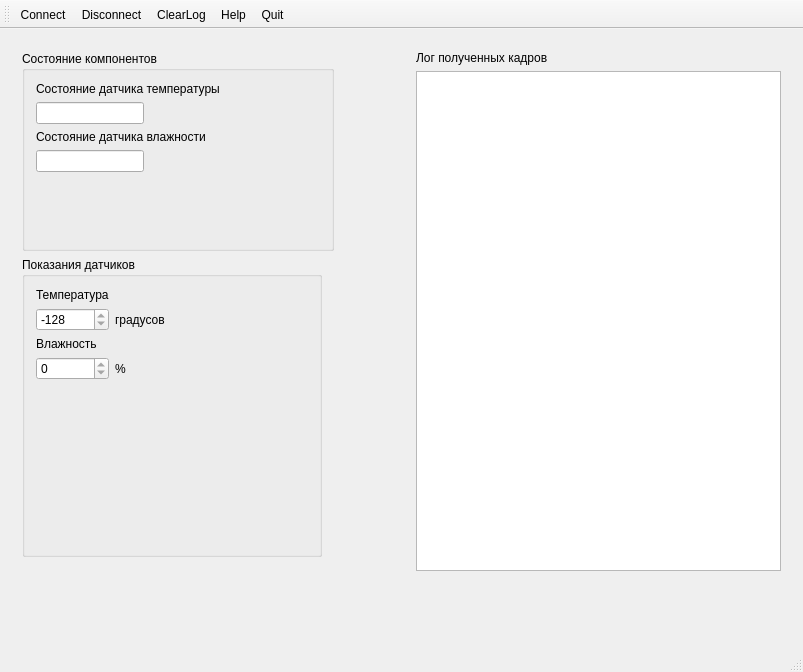
This is mainwindow.ui in PowerOleg/Qt_can_sender as Qt 5 draws it before an edit. The edited form follows.
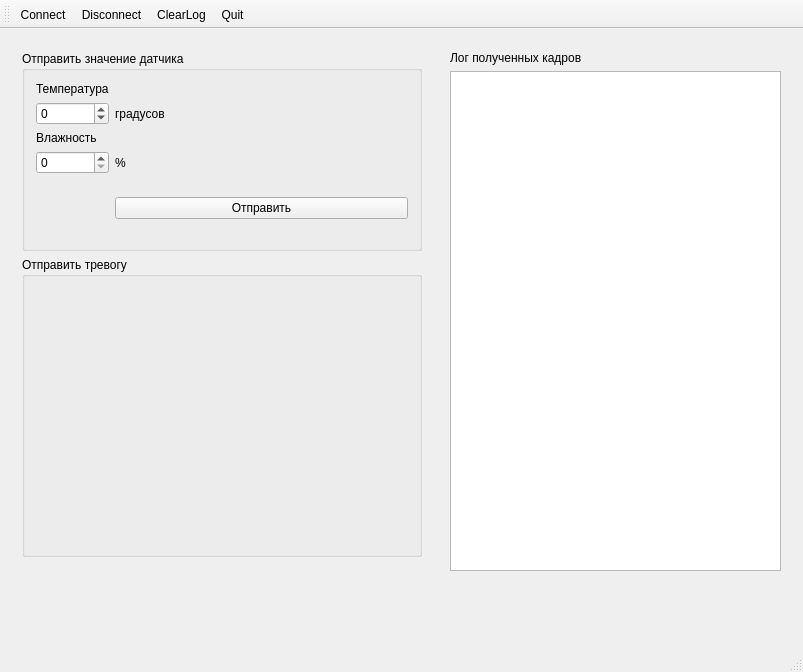
This is the edited form. Icons and pictures are not drawn. Custom widgets are drawn as their Qt base class.

What changed in the file:
```diff
--- a/mainwindow.ui
+++ b/mainwindow.ui
@@ -26,7 +26,7 @@
      <widget class="QFrame" name="statusFrame">
       <property name="minimumSize">
        <size>
-        <width>0</width>
+        <width>400</width>
         <height>400</height>
        </size>
       </property>
@@ -37,51 +37,7 @@
        <enum>QFrame::Raised</enum>
       </property>
       <layout class="QFormLayout" name="formLayout_3">
-       <item row="0" column="0">
-        <widget class="QGroupBox" name="componentsStatusBox">
-         <property name="sizePolicy">
-          <sizepolicy hsizetype="Fixed" vsizetype="Preferred">
-           <horstretch>0</horstretch>
-           <verstretch>0</verstretch>
-          </sizepolicy>
-         </property>
-         <property name="minimumSize">
-          <size>
-           <width>312</width>
-           <height>200</height>
-          </size>
-         </property>
-         <property name="title">
-          <string>Состояние компонентов</string>
-         </property>
-         <layout class="QFormLayout" name="formLayout_2">
-          <property name="rightMargin">
-           <number>6</number>
-          </property>
-          <item row="0" column="0">
-           <widget class="QLabel" name="temperatureSensorLabel">
-            <property name="text">
-             <string>Состояние датчика температуры</string>
-            </property>
-           </widget>
-          </item>
-          <item row="1" column="0">
-           <widget class="QLineEdit" name="temperatureSensorEdit"/>
-          </item>
-          <item row="2" column="0">
-           <widget class="QLabel" name="humiditySensorLable">
-            <property name="text">
-             <string>Состояние датчика влажности</string>
-            </property>
-           </widget>
-          </item>
-          <item row="3" column="0">
-           <widget class="QLineEdit" name="humiditySentorEdit"/>
-          </item>
-         </layout>
-        </widget>
-       </item>
-       <item row="1" column="0" colspan="2">
+       <item row="0" column="0" colspan="2">
         <widget class="QGroupBox" name="valuesBox">
          <property name="sizePolicy">
           <sizepolicy hsizetype="Fixed" vsizetype="Fixed">
@@ -91,12 +47,12 @@
          </property>
          <property name="minimumSize">
           <size>
-           <width>300</width>
-           <height>300</height>
+           <width>400</width>
+           <height>200</height>
           </size>
          </property>
          <property name="title">
-          <string>Показания датчиков</string>
+          <string>Отправить значение датчика</string>
          </property>
          <layout class="QGridLayout" name="gridLayout_2">
           <item row="5" column="0">
@@ -107,7 +63,7 @@
             <property name="sizeHint" stdset="0">
              <size>
               <width>20</width>
-              <height>40</height>
+              <height>20</height>
              </size>
             </property>
            </spacer>
@@ -134,7 +90,7 @@
              </sizepolicy>
             </property>
             <property name="readOnly">
-             <bool>true</bool>
+             <bool>false</bool>
             </property>
             <property name="minimum">
              <number>-128</number>
@@ -143,7 +99,7 @@
              <number>127</number>
             </property>
             <property name="value">
-             <number>-128</number>
+             <number>0</number>
             </property>
            </widget>
           </item>
@@ -170,7 +126,7 @@
           <item row="4" column="0">
            <widget class="QSpinBox" name="humiditySpinBox">
             <property name="readOnly">
-             <bool>true</bool>
+             <bool>false</bool>
             </property>
             <property name="maximum">
              <number>100</number>
@@ -184,9 +140,35 @@
             </property>
            </widget>
           </item>
+          <item row="5" column="1">
+           <widget class="QPushButton" name="sendButton">
+            <property name="text">
+             <string>Отправить</string>
+            </property>
+           </widget>
+          </item>
          </layout>
         </widget>
        </item>
+       <item row="1" column="0" colspan="2">
+        <widget class="SendFrameBox" name="groupBox">
+         <property name="sizePolicy">
+          <sizepolicy hsizetype="Preferred" vsizetype="Fixed">
+           <horstretch>0</horstretch>
+           <verstretch>0</verstretch>
+          </sizepolicy>
+         </property>
+         <property name="minimumSize">
+          <size>
+           <width>0</width>
+           <height>300</height>
+          </size>
+         </property>
+         <property name="title">
+          <string>Отправить тревогу</string>
+         </property>
+        </widget>
+       </item>
       </layout>
      </widget>
     </item>
@@ -194,7 +176,7 @@
      <widget class="QFrame" name="logFrame">
       <property name="minimumSize">
        <size>
-        <width>300</width>
+        <width>150</width>
         <height>510</height>
        </size>
       </property>
@@ -272,7 +254,6 @@
    <addaction name="actionConnect"/>
    <addaction name="actionDisconnect"/>
    <addaction name="actionClearLog"/>
-   <addaction name="actionAboutQt"/>
    <addaction name="actionQuit"/>
   </widget>
   <widget class="QStatusBar" name="statusBar"/>
@@ -309,11 +290,6 @@
     <string>Quit</string>
    </property>
   </action>
-  <action name="actionAboutQt">
-   <property name="text">
-    <string>Help</string>
-   </property>
-  </action>
   <action name="actionClearLog">
    <property name="icon">
     <iconset resource="resource.qrc">
@@ -325,6 +301,14 @@
   </action>
  </widget>
  <layoutdefault spacing="6" margin="11"/>
+ <customwidgets>
+  <customwidget>
+   <class>SendFrameBox</class>
+   <extends>QGroupBox</extends>
+   <header>sendframebox.h</header>
+   <container>1</container>
+  </customwidget>
+ </customwidgets>
  <resources>
   <include location="resource.qrc"/>
  </resources>
```
Left out of the diff: 2 changed lines with no effect on the pictures.
